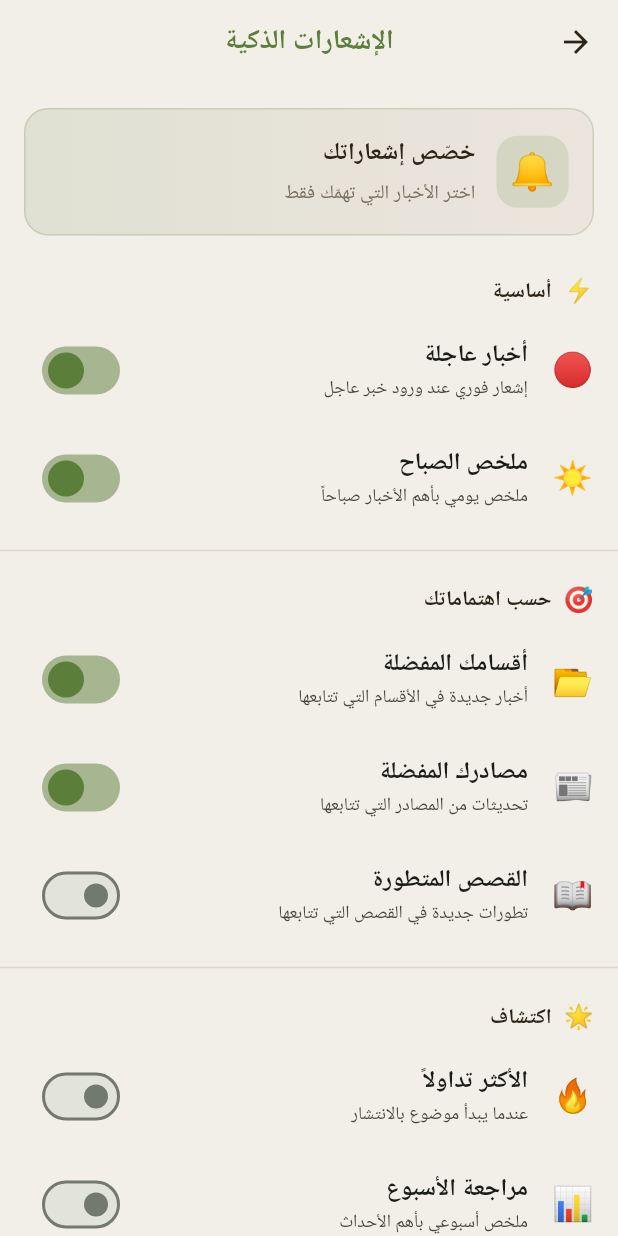
After one commit to osamafa86-dotcom/postfeed, a Flutter app: the NotificationSettingsScreen screen opened directly, on a phone screen of 412 x 824 dp. The commit adds this screen. Run offline on Flutter 3.47's test engine with Material 3 defaults, Android fonts, the phone set to English and light mode, and no system bars; our stand-ins replace cached_network_image, dio, firebase_core, firebase_messaging, flutter_html, flutter_local_notifications and 14 more; accounts and stored records are empty; Roboto replaces fonts that are missing (IBMPlexSansArabic).

Commit message:
feat: إشعارات ذكية + وضع ليلي تلقائي

```diff
--- /dev/null
+++ b/app/lib/core/notifications/notification_preferences.dart
@@ -0,0 +1,184 @@
+import 'package:firebase_messaging/firebase_messaging.dart';
+import 'package:flutter/foundation.dart';
+import 'package:flutter_riverpod/flutter_riverpod.dart';
+import 'package:shared_preferences/shared_preferences.dart';
+
+import '../api/api_client.dart';
+import '../../features/auth/data/auth_storage.dart';
+
+// ═══════════════════════════════════════════════════════════════
+// إشعارات ذكية — Smart Notification Preferences
+// ═══════════════════════════════════════════════════════════════
+
+/// All notification channels the user can toggle.
+enum NotifChannel {
+  breaking   ('breaking',    '🔴 أخبار عاجلة',           'إشعار فوري عند ورود خبر عاجل'),
+  daily      ('daily',       '☀️ ملخص الصباح',           'ملخص يومي بأهم الأخبار صباحاً'),
+  categories ('categories',  '📂 أقسامك المفضلة',        'أخبار جديدة في الأقسام التي تتابعها'),
+  sources    ('sources',     '📰 مصادرك المفضلة',        'تحديثات من المصادر التي تتابعها'),
+  stories    ('stories',     '📖 القصص المتطورة',        'تطورات جديدة في القصص التي تتابعها'),
+  trending   ('trending',    '🔥 الأكثر تداولاً',        'عندما يبدأ موضوع بالانتشار'),
+  weekly     ('weekly',      '📊 مراجعة الأسبوع',        'ملخص أسبوعي بأهم الأحداث'),
+  comments   ('comments',    '💬 ردود وتفاعلات',         'عندما يرد أحد على تعليقك'),
+  ;
+
+  const NotifChannel(this.key, this.label, this.description);
+  final String key;
+  final String label;
+  final String description;
+}
+
+/// Manages notification preferences — FCM topic subscriptions + backend sync.
+class NotificationPreferences extends ChangeNotifier {
+  NotificationPreferences(this._api);
+  final ApiClient _api;
+
+  static const _prefix = 'notif_';
+  final Map<String, bool> _enabled = {};
+  bool _loaded = false;
+
+  bool get loaded => _loaded;
+
+  /// Whether a specific channel is enabled.
+  bool isEnabled(NotifChannel ch) => _enabled[ch.key] ?? _defaultFor(ch);
+
+  /// Default state for each channel.
+  bool _defaultFor(NotifChannel ch) {
+    switch (ch) {
+      case NotifChannel.breaking:
+      case NotifChannel.daily:
+      case NotifChannel.categories:
+      case NotifChannel.sources:
+        return true; // On by default
+      case NotifChannel.stories:
+      case NotifChannel.trending:
+      case NotifChannel.weekly:
+      case NotifChannel.comments:
+        return false; // Off by default, user opts in
+    }
+  }
+
+  /// Load saved preferences from SharedPreferences.
+  Future<void> load() async {
+    final p = await SharedPreferences.getInstance();
+    for (final ch in NotifChannel.values) {
+      final val = p.getBool('$_prefix${ch.key}');
+      _enabled[ch.key] = val ?? _defaultFor(ch);
+    }
+    _loaded = true;
+    notifyListeners();
+    // Ensure FCM topics match saved state
+    await _syncTopics();
+  }
+
+  /// Toggle a channel on/off.
+  Future<void> toggle(NotifChannel ch) async {
+    final current = isEnabled(ch);
+    _enabled[ch.key] = !current;
+    notifyListeners();
+
+    final p = await SharedPreferences.getInstance();
+    await p.setBool('$_prefix${ch.key}', !current);
+
+    // Update FCM topic subscription
+    await _updateTopic(ch, !current);
+
+    // Sync with backend
+    await _syncBackend();
+  }
+
+  /// Set a channel explicitly.
+  Future<void> setEnabled(NotifChannel ch, bool value) async {
+    if (isEnabled(ch) == value) return;
+    _enabled[ch.key] = value;
+    notifyListeners();
+
+    final p = await SharedPreferences.getInstance();
+    await p.setBool('$_prefix${ch.key}', value);
+
+    await _updateTopic(ch, value);
+    await _syncBackend();
+  }
+
+  /// Subscribe/unsubscribe from FCM topic.
+  Future<void> _updateTopic(NotifChannel ch, bool subscribe) async {
+    try {
+      final messaging = FirebaseMessaging.instance;
+      final topic = 'feed_${ch.key}';
+      if (subscribe) {
+        await messaging.subscribeToTopic(topic);
+        debugPrint('FCM subscribed to $topic');
+      } else {
+        await messaging.unsubscribeFromTopic(topic);
+        debugPrint('FCM unsubscribed from $topic');
+      }
+    } catch (e) {
+      debugPrint('FCM topic update failed: $e');
+    }
+  }
+
+  /// Subscribe to all enabled topics (call after login or first launch).
+  Future<void> _syncTopics() async {
+    for (final ch in NotifChannel.values) {
+      await _updateTopic(ch, isEnabled(ch));
+    }
+  }
+
+  /// Send preferences to backend so server can filter push notifications.
+  Future<void> _syncBackend() async {
+    if (!AuthStorage.isAuthenticated) return;
+    try {
+      final prefs = <String, bool>{};
+      for (final ch in NotifChannel.values) {
+        prefs[ch.key] = isEnabled(ch);
+      }
+      await _api.post('/user/notification-preferences', body: prefs);
+    } catch (e) {
+      debugPrint('Notification prefs sync failed: $e');
+    }
+  }
+
+  /// Sync followed categories/sources as individual FCM topics.
+  Future<void> syncFollowedTopics(Map<String, Set<int>> follows) async {
+    if (!isEnabled(NotifChannel.categories) && !isEnabled(NotifChannel.sources)) return;
+
+    final messaging = FirebaseMessaging.instance;
+
+    // Subscribe to followed categories
+    if (isEnabled(NotifChannel.categories)) {
+      for (final catId in (follows['category'] ?? <int>{})) {
+        try {
+          await messaging.subscribeToTopic('category_$catId');
+        } catch (_) {}
+      }
+    }
+
+    // Subscribe to followed sources
+    if (isEnabled(NotifChannel.sources)) {
+      for (final srcId in (follows['source'] ?? <int>{})) {
+        try {
+          await messaging.subscribeToTopic('source_$srcId');
+        } catch (_) {}
+      }
+    }
+
+    // Subscribe to followed stories
+    if (isEnabled(NotifChannel.stories)) {
+      for (final storyId in (follows['story'] ?? <int>{})) {
+        try {
+          await messaging.subscribeToTopic('story_$storyId');
+        } catch (_) {}
+      }
+    }
+  }
+}
+
+// ═══════════════════════════════════════════════════════════════
+// PROVIDER
+// ═══════════════════════════════════════════════════════════════
+
+final notificationPrefsProvider = ChangeNotifierProvider<NotificationPreferences>((ref) {
+  final prefs = NotificationPreferences(ref.watch(apiClientProvider));
+  prefs.load();
+  return prefs;
+});
--- a/app/lib/core/notifications/push_service.dart
+++ b/app/lib/core/notifications/push_service.dart
@@ -14,6 +14,50 @@ import '../../features/auth/data/auth_storage.dart';
 /// will be uploaded as soon as a JWT becomes available.
 class PushService {
   static final FlutterLocalNotificationsPlugin _local = FlutterLocalNotificationsPlugin();
+
+  /// Android notification channels for smart notifications.
+  static const _channels = [
+    AndroidNotificationChannel(
+      'breaking', 'الأخبار العاجلة',
+      description: 'إشعارات الأخبار العاجلة والتحديثات الهامة',
+      importance: Importance.max,
+    ),
+    AndroidNotificationChannel(
+      'daily', 'ملخص الصباح',
+      description: 'ملخص يومي بأهم الأخبار',
+      importance: Importance.defaultImportance,
+    ),
+    AndroidNotificationChannel(
+      'categories', 'أقسامك المفضلة',
+      description: 'أخبار جديدة في الأقسام التي تتابعها',
+      importance: Importance.defaultImportance,
+    ),
+    AndroidNotificationChannel(
+      'sources', 'مصادرك المفضلة',
+      description: 'تحديثات من المصادر التي تتابعها',
+      importance: Importance.defaultImportance,
+    ),
+    AndroidNotificationChannel(
+      'stories', 'القصص المتطورة',
+      description: 'تطورات جديدة في القصص التي تتابعها',
+      importance: Importance.defaultImportance,
+    ),
+    AndroidNotificationChannel(
+      'trending', 'الأكثر تداولاً',
+      description: 'عندما يبدأ موضوع بالانتشار',
+      importance: Importance.low,
+    ),
+    AndroidNotificationChannel(
+      'weekly', 'مراجعة الأسبوع',
+      description: 'ملخص أسبوعي بأهم الأحداث',
+      importance: Importance.low,
+    ),
+    AndroidNotificationChannel(
+      'comments', 'ردود وتفاعلات',
+      description: 'عندما يرد أحد على تعليقك',
+      importance: Importance.defaultImportance,
+    ),
+  ];
 
   static Future<void> init({required ApiClient api}) async {
     try {
@@ -40,29 +84,45 @@ class PushService {
       const InitializationSettings(android: androidInit, iOS: iosInit),
     );
 
+    // Create all Android notification channels
+    if (Platform.isAndroid) {
+      final androidPlugin = _local.resolvePlatformSpecificImplementation<
+          AndroidFlutterLocalNotificationsPlugin>();
+      if (androidPlugin != null) {
+        for (final ch in _channels) {
+          await androidPlugin.createNotificationChannel(ch);
+        }
+      }
+    }
+
     if (Platform.isIOS) {
       await messaging.setForegroundNotificationPresentationOptions(
         alert: true, badge: true, sound: true,
       );
     }
 
-    // Foreground messages -> show local notification.
+    // Foreground messages -> show local notification with correct channel.
     FirebaseMessaging.onMessage.listen((msg) {
       final n = msg.notification;
       if (n == null) return;
+
+      // Determine which channel this notification belongs to
+      final channelId = msg.data['channel'] as String? ?? 'breaking';
+
       _local.show(
         msg.hashCode,
         n.title ?? 'فيد نيوز',
         n.body ?? '',
-        const NotificationDetails(
+        NotificationDetails(
           android: AndroidNotificationDetails(
-            'breaking',
-            'الأخبار العاجلة',
-            channelDescription: 'إشعارات الأخبار العاجلة والتحديثات الهامة',
-            importance: Importance.high,
-            priority: Priority.high,
+            channelId,
+            _channelName(channelId),
+            channelDescription: _channelDesc(channelId),
+            importance: channelId == 'breaking' ? Importance.max : Importance.high,
+            priority: channelId == 'breaking' ? Priority.max : Priority.high,
+            styleInformation: BigTextStyleInformation(n.body ?? ''),
           ),
-          iOS: DarwinNotificationDetails(),
+          iOS: const DarwinNotificationDetails(),
         ),
       );
     });
@@ -71,6 +131,20 @@ class PushService {
     final token = await messaging.getToken();
     if (token != null) await _registerToken(api, token);
     messaging.onTokenRefresh.listen((t) => _registerToken(api, t));
+  }
+
+  static String _channelName(String id) {
+    for (final ch in _channels) {
+      if (ch.id == id) return ch.name;
+    }
+    return 'الأخبار العاجلة';
+  }
+
+  static String _channelDesc(String id) {
+    for (final ch in _channels) {
+      if (ch.id == id) return ch.description ?? '';
+    }
+    return '';
   }
 
   static Future<void> _registerToken(ApiClient api, String token) async {
--- /dev/null
+++ b/app/lib/features/user/presentation/notification_settings_screen.dart
@@ -0,0 +1,166 @@
+import 'package:flutter/material.dart';
+import 'package:flutter_riverpod/flutter_riverpod.dart';
+
+import '../../../core/notifications/notification_preferences.dart';
+import '../../../core/theme/app_theme.dart';
+
+// ═══════════════════════════════════════════════════════════════
+// شاشة إعدادات الإشعارات الذكية
+// ═══════════════════════════════════════════════════════════════
+
+class NotificationSettingsScreen extends ConsumerWidget {
+  const NotificationSettingsScreen({super.key});
+
+  @override
+  Widget build(BuildContext context, WidgetRef ref) {
+    final prefs = ref.watch(notificationPrefsProvider);
+    final isDark = Theme.of(context).brightness == Brightness.dark;
+
+    return Scaffold(
+      appBar: AppBar(title: const Text('الإشعارات الذكية')),
+      body: ListView(
+        padding: const EdgeInsets.symmetric(vertical: 8),
+        children: [
+          // Header
+          Padding(
+            padding: const EdgeInsets.fromLTRB(16, 8, 16, 16),
+            child: Container(
+              padding: const EdgeInsets.all(16),
+              decoration: BoxDecoration(
+                gradient: LinearGradient(
+                  colors: [
+                    AppColors.primary.withOpacity(0.12),
+                    AppColors.accent.withOpacity(0.08),
+                  ],
+                ),
+                borderRadius: BorderRadius.circular(16),
+                border: Border.all(color: AppColors.primary.withOpacity(0.2)),
+              ),
+              child: Row(
+                children: [
+                  Container(
+                    width: 48, height: 48,
+                    decoration: BoxDecoration(
+                      color: AppColors.primary.withOpacity(0.15),
+                      borderRadius: BorderRadius.circular(14),
+                    ),
+                    alignment: Alignment.center,
+                    child: const Text('🔔', style: TextStyle(fontSize: 24)),
+                  ),
+                  const SizedBox(width: 14),
+                  Expanded(
+                    child: Column(
+                      crossAxisAlignment: CrossAxisAlignment.start,
+                      children: [
+                        Text('خصّص إشعاراتك',
+                          style: TextStyle(
+                            fontSize: 16, fontWeight: FontWeight.w800,
+                            color: isDark ? AppColors.textDark : AppColors.textLight)),
+                        const SizedBox(height: 4),
+                        Text('اختر الأخبار التي تهمّك فقط',
+                          style: TextStyle(fontSize: 13,
+                            color: isDark ? AppColors.textMutedDark : AppColors.textMutedLight)),
+                      ],
+                    ),
+                  ),
+                ],
+              ),
+            ),
+          ),
+
+          // ── Essential Section ──
+          _SectionHeader(title: 'أساسية', icon: '⚡'),
+          _NotifToggle(channel: NotifChannel.breaking, prefs: prefs),
+          _NotifToggle(channel: NotifChannel.daily, prefs: prefs),
+          const Divider(height: 24),
+
+          // ── Based on Interests ──
+          _SectionHeader(title: 'حسب اهتماماتك', icon: '🎯'),
+          _NotifToggle(channel: NotifChannel.categories, prefs: prefs),
+          _NotifToggle(channel: NotifChannel.sources, prefs: prefs),
+          _NotifToggle(channel: NotifChannel.stories, prefs: prefs),
+          const Divider(height: 24),
+
+          // ── Discovery ──
+          _SectionHeader(title: 'اكتشاف', icon: '🌟'),
+          _NotifToggle(channel: NotifChannel.trending, prefs: prefs),
+          _NotifToggle(channel: NotifChannel.weekly, prefs: prefs),
+          const Divider(height: 24),
+
+          // ── Social ──
+          _SectionHeader(title: 'تفاعل', icon: '💬'),
+          _NotifToggle(channel: NotifChannel.comments, prefs: prefs),
+
+          const SizedBox(height: 24),
+
+          // Footer note
+          Padding(
+            padding: const EdgeInsets.symmetric(horizontal: 16),
+            child: Text(
+              'الإشعارات الذكية تعتمد على الأقسام والمصادر التي تتابعها. '
+              'كلما تابعت أقسام ومصادر أكثر، كانت الإشعارات أدق.',
+              textAlign: TextAlign.center,
+              style: TextStyle(
+                fontSize: 12, height: 1.6,
+                color: isDark ? AppColors.textMutedDark : AppColors.textMutedLight,
+              ),
+            ),
+          ),
+          const SizedBox(height: 32),
+        ],
+      ),
+    );
+  }
+}
+
+// ── Section Header ──
+
+class _SectionHeader extends StatelessWidget {
+  const _SectionHeader({required this.title, required this.icon});
+  final String title;
+  final String icon;
+
+  @override
+  Widget build(BuildContext context) {
+    final isDark = Theme.of(context).brightness == Brightness.dark;
+    return Padding(
+      padding: const EdgeInsets.fromLTRB(16, 8, 16, 4),
+      child: Row(
+        children: [
+          Text(icon, style: const TextStyle(fontSize: 16)),
+          const SizedBox(width: 8),
+          Text(title, style: TextStyle(
+            fontSize: 14, fontWeight: FontWeight.w800,
+            color: isDark ? AppColors.textDark : AppColors.textLight)),
+        ],
+      ),
+    );
+  }
+}
+
+// ── Notification Toggle Tile ──
+
+class _NotifToggle extends StatelessWidget {
+  const _NotifToggle({required this.channel, required this.prefs});
+  final NotifChannel channel;
+  final NotificationPreferences prefs;
+
+  @override
+  Widget build(BuildContext context) {
+    final enabled = prefs.isEnabled(channel);
+    // Split label into emoji + text
+    final parts = channel.label.split(' ');
+    final emoji = parts.first;
+    final text = parts.skip(1).join(' ');
+
+    return SwitchListTile(
+      secondary: Text(emoji, style: const TextStyle(fontSize: 22)),
+      title: Text(text, style: const TextStyle(fontWeight: FontWeight.w600)),
+      subtitle: Text(channel.description,
+        style: const TextStyle(fontSize: 12)),
+      value: enabled,
+      onChanged: (_) => prefs.toggle(channel),
+      activeColor: AppColors.primary,
+    );
+  }
+}
--- a/app/lib/features/user/presentation/settings_screen.dart
+++ b/app/lib/features/user/presentation/settings_screen.dart
@@ -8,6 +8,7 @@ import '../../../core/theme/theme_controller.dart';
 import '../../auth/data/auth_repository.dart';
 import '../../auth/data/auth_storage.dart';
 import 'info_pages.dart';
+import 'notification_settings_screen.dart';
 
 class SettingsScreen extends ConsumerWidget {
   const SettingsScreen({super.key});
@@ -19,6 +20,17 @@ class SettingsScreen extends ConsumerWidget {
       appBar: AppBar(title: const Text('الإعدادات')),
       body: ListView(
         children: [
+          // ── Notification Settings ──
+          ListTile(
+            leading: const Icon(Icons.notifications_active_outlined),
+            title: const Text('الإشعارات الذكية'),
+            subtitle: const Text('خصّص الأخبار التي تصلك'),
+            trailing: const Icon(Icons.chevron_left),
+            onTap: () => Navigator.of(context).push(
+              MaterialPageRoute(builder: (_) => const NotificationSettingsScreen())),
+          ),
+          const Divider(),
+
           _ThemeTile(mode: mode, ref: ref),
           const Divider(),
 
```
